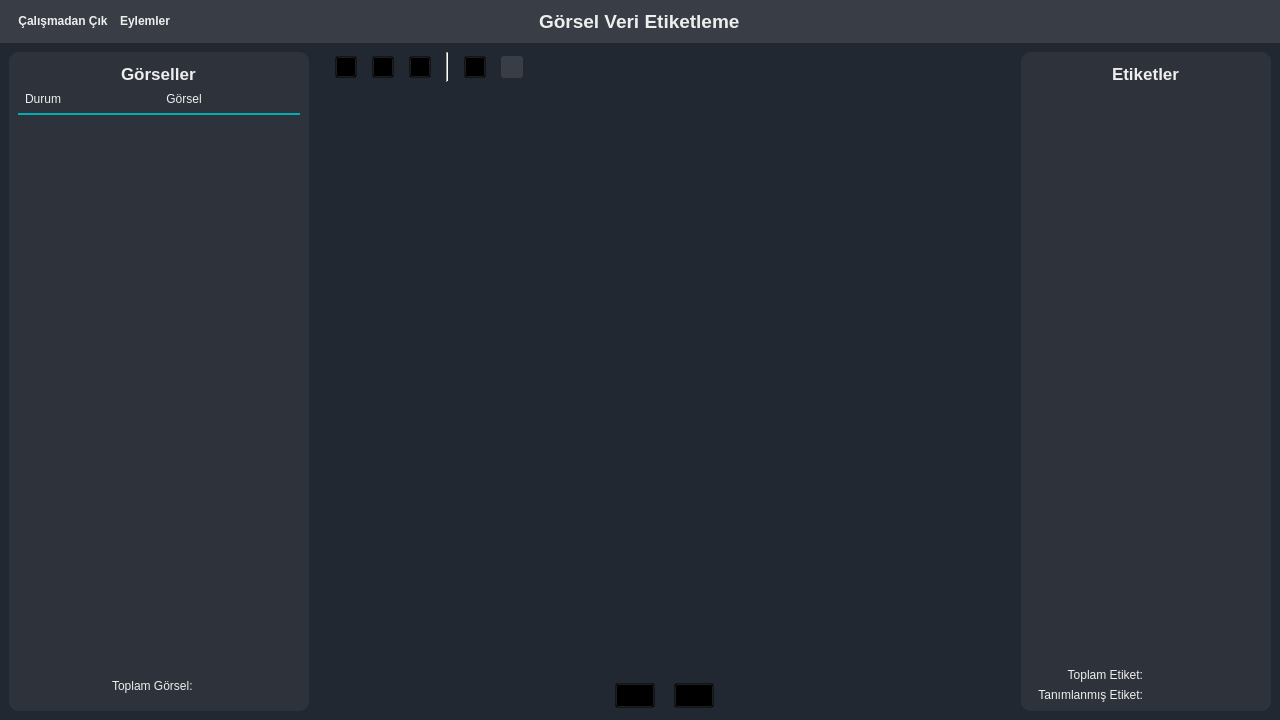
This is templates/ui/mainWindow.ui in ismaildrcn/data-labeling as Qt 5 draws it before an edit. The edited form follows.
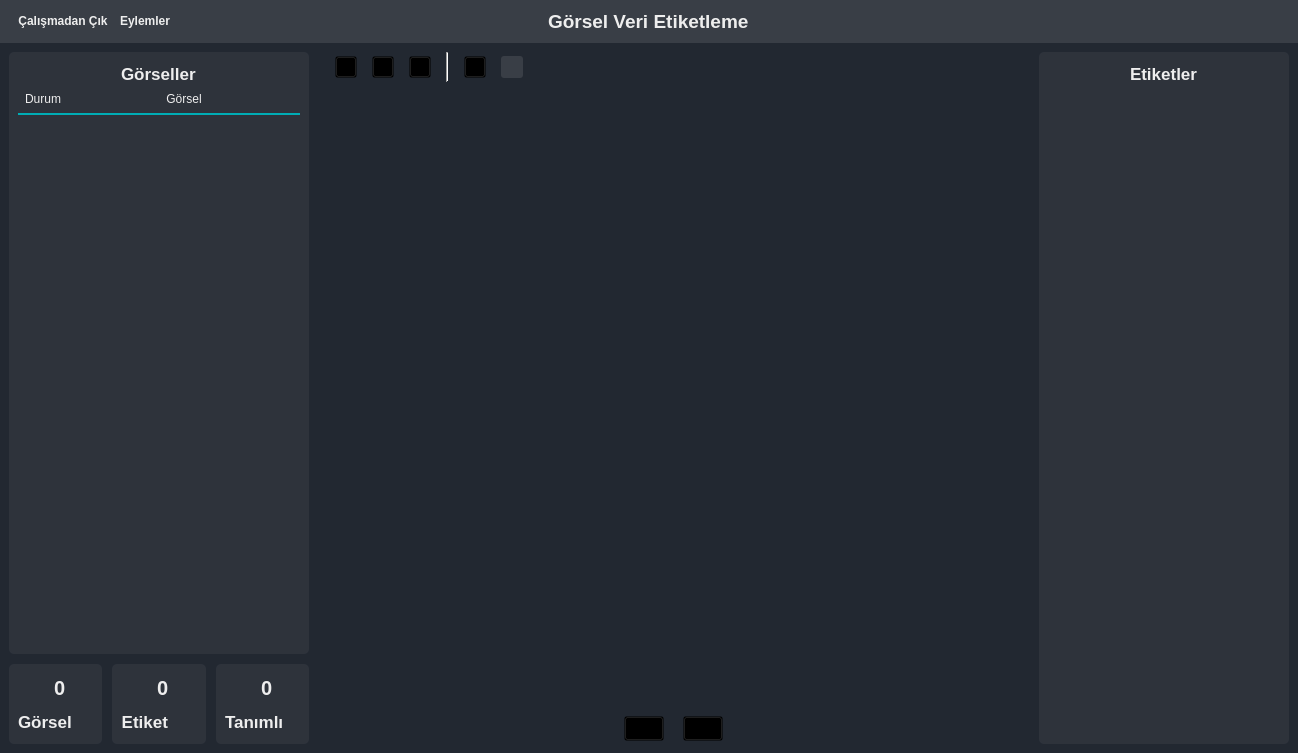
This is the edited form. Icons and pictures are not drawn.

Commit message: Change total value ui

Patch:
```diff
--- a/templates/ui/mainWindow.ui
+++ b/templates/ui/mainWindow.ui
@@ -6,8 +6,8 @@
    <rect>
     <x>0</x>
     <y>0</y>
-    <width>1280</width>
-    <height>720</height>
+    <width>1298</width>
+    <height>753</height>
    </rect>
   </property>
   <property name="minimumSize">
@@ -59,7 +59,6 @@
 	background-color: transparent;
 	border:none;
 	padding-bottom: 5px;
-	border-right: 2px solid #00ADB5;
 	}
 QScrollBar:vertical {
 	background: transparent; 
@@ -752,7 +751,7 @@
     }
 #widget_image_list, #widget_current_label_area{
 	background-color: rgba(57, 62, 70, 128);
-	border-radius: 10px;
+	border-radius: 5px;
 }
 QPushButton{
 	background-color: transparent;
@@ -780,6 +779,30 @@
          <widget class="QWidget" name="widget" native="true">
           <layout class="QHBoxLayout" name="horizontalLayout_3">
            <item>
+            <widget class="QWidget" name="widget_4" native="true">
+             <property name="sizePolicy">
+              <sizepolicy hsizetype="Fixed" vsizetype="Preferred">
+               <horstretch>0</horstretch>
+               <verstretch>0</verstretch>
+              </sizepolicy>
+             </property>
+             <layout class="QVBoxLayout" name="verticalLayout_6">
+              <property name="spacing">
+               <number>10</number>
+              </property>
+              <property name="leftMargin">
+               <number>0</number>
+              </property>
+              <property name="topMargin">
+               <number>0</number>
+              </property>
+              <property name="rightMargin">
+               <number>0</number>
+              </property>
+              <property name="bottomMargin">
+               <number>0</number>
+              </property>
+              <item>
             <widget class="QWidget" name="widget_image_list" native="true">
              <property name="minimumSize">
               <size>
@@ -882,22 +905,263 @@
                 </column>
                </widget>
               </item>
-              <item alignment="Qt::AlignHCenter">
+                 <item>
                <widget class="QWidget" name="widget_2" native="true">
-                <layout class="QHBoxLayout" name="horizontalLayout_6">
+                   <layout class="QHBoxLayout" name="horizontalLayout_6"/>
+                  </widget>
+                 </item>
+                </layout>
+               </widget>
+              </item>
                  <item>
-                  <widget class="QLabel" name="label_image_title">
+               <widget class="QWidget" name="widget_total_values" native="true">
+                <property name="minimumSize">
+                 <size>
+                  <width>0</width>
+                  <height>80</height>
+                 </size>
+                </property>
+                <property name="styleSheet">
+                 <string notr="true">#widget_total_image, #widget_defined_annotation, #widget_total_annotation{
+	border-radius: 5px;
+	background-color:  rgba(57, 62, 70, 128);;
+}</string>
+                </property>
+                <layout class="QVBoxLayout" name="verticalLayout_7">
+                 <property name="spacing">
+                  <number>10</number>
+                 </property>
+                 <property name="leftMargin">
+                  <number>0</number>
+                 </property>
+                 <property name="topMargin">
+                  <number>0</number>
+                 </property>
+                 <property name="rightMargin">
+                  <number>0</number>
+                 </property>
+                 <property name="bottomMargin">
+                  <number>0</number>
+                 </property>
+                 <item>
+                  <layout class="QHBoxLayout" name="horizontalLayout_8">
+                   <property name="spacing">
+                    <number>10</number>
+                   </property>
+                   <property name="leftMargin">
+                    <number>0</number>
+                   </property>
+                   <item>
+                    <widget class="QWidget" name="widget_total_image" native="true">
+                     <property name="toolTip">
+                      <string>Toplam Görsel</string>
+                     </property>
+                     <layout class="QVBoxLayout" name="verticalLayout_8">
+                      <item>
+                       <layout class="QHBoxLayout" name="horizontalLayout_9">
+                        <item>
+                         <widget class="QLabel" name="total_image_icon">
+                          <property name="minimumSize">
+                           <size>
+                            <width>30</width>
+                            <height>30</height>
+                           </size>
+                          </property>
+                          <property name="maximumSize">
+                           <size>
+                            <width>30</width>
+                            <height>30</height>
+                           </size>
+                          </property>
                    <property name="text">
-                    <string>Toplam Görsel:</string>
+                           <string/>
+                          </property>
+                          <property name="pixmap">
+                           <pixmap resource="../../rcc_files/rsrc.qrc">:/images/templates/images/image.svg</pixmap>
+                          </property>
+                          <property name="scaledContents">
+                           <bool>true</bool>
                    </property>
                   </widget>
                  </item>
                  <item>
                   <widget class="QLabel" name="label_total_image_value">
+                          <property name="font">
+                           <font>
+                            <pointsize>15</pointsize>
+                            <weight>75</weight>
+                            <bold>true</bold>
+                           </font>
+                          </property>
                    <property name="text">
+                           <string>0</string>
+                          </property>
+                         </widget>
+                        </item>
+                       </layout>
+                      </item>
+                      <item>
+                       <widget class="QLabel" name="label_image_title">
+                        <property name="font">
+                         <font>
+                          <pointsize>13</pointsize>
+                          <weight>75</weight>
+                          <bold>true</bold>
+                         </font>
+                        </property>
+                        <property name="text">
+                         <string>Görsel</string>
+                        </property>
+                       </widget>
+                      </item>
+                     </layout>
+                    </widget>
+                   </item>
+                   <item>
+                    <widget class="QWidget" name="widget_total_annotation" native="true">
+                     <property name="toolTip">
+                      <string>Toplam Etiket</string>
+                     </property>
+                     <layout class="QVBoxLayout" name="verticalLayout_9">
+                      <item>
+                       <layout class="QHBoxLayout" name="horizontalLayout_10">
+                        <item>
+                         <widget class="QLabel" name="total_annotation_icon">
+                          <property name="sizePolicy">
+                           <sizepolicy hsizetype="Preferred" vsizetype="Preferred">
+                            <horstretch>0</horstretch>
+                            <verstretch>0</verstretch>
+                           </sizepolicy>
+                          </property>
+                          <property name="minimumSize">
+                           <size>
+                            <width>30</width>
+                            <height>30</height>
+                           </size>
+                          </property>
+                          <property name="maximumSize">
+                           <size>
+                            <width>30</width>
+                            <height>30</height>
+                           </size>
+                          </property>
+                          <property name="text">
                     <string/>
                    </property>
-                  </widget>
+                          <property name="pixmap">
+                           <pixmap resource="../../rcc_files/rsrc.qrc">:/images/templates/images/label-colorful.svg</pixmap>
+                          </property>
+                          <property name="scaledContents">
+                           <bool>true</bool>
+                          </property>
+                         </widget>
+                        </item>
+                        <item>
+                         <widget class="QLabel" name="label_total_annotation_value">
+                          <property name="font">
+                           <font>
+                            <pointsize>15</pointsize>
+                            <weight>75</weight>
+                            <bold>true</bold>
+                           </font>
+                          </property>
+                          <property name="text">
+                           <string>0</string>
+                          </property>
+                         </widget>
+                        </item>
+                       </layout>
+                      </item>
+                      <item alignment="Qt::AlignLeft">
+                       <widget class="QLabel" name="label_total_annotation_title">
+                        <property name="font">
+                         <font>
+                          <pointsize>13</pointsize>
+                          <weight>75</weight>
+                          <bold>true</bold>
+                         </font>
+                        </property>
+                        <property name="text">
+                         <string>Etiket</string>
+                        </property>
+                        <property name="alignment">
+                         <set>Qt::AlignRight|Qt::AlignTrailing|Qt::AlignVCenter</set>
+                        </property>
+                       </widget>
+                      </item>
+                     </layout>
+                    </widget>
+                   </item>
+                   <item>
+                    <widget class="QWidget" name="widget_defined_annotation" native="true">
+                     <property name="toolTip">
+                      <string>Toplam Tanımlı Etiket</string>
+                     </property>
+                     <layout class="QVBoxLayout" name="verticalLayout_10">
+                      <item>
+                       <layout class="QHBoxLayout" name="horizontalLayout_11">
+                        <item>
+                         <widget class="QLabel" name="defined_annotation_icon">
+                          <property name="minimumSize">
+                           <size>
+                            <width>30</width>
+                            <height>30</height>
+                           </size>
+                          </property>
+                          <property name="maximumSize">
+                           <size>
+                            <width>30</width>
+                            <height>30</height>
+                           </size>
+                          </property>
+                          <property name="text">
+                           <string/>
+                          </property>
+                          <property name="pixmap">
+                           <pixmap resource="../../rcc_files/rsrc.qrc">:/images/templates/images/tick-double.svg</pixmap>
+                          </property>
+                          <property name="scaledContents">
+                           <bool>true</bool>
+                          </property>
+                         </widget>
+                        </item>
+                        <item>
+                         <widget class="QLabel" name="label_defined_annotation_value">
+                          <property name="font">
+                           <font>
+                            <pointsize>15</pointsize>
+                            <weight>75</weight>
+                            <bold>true</bold>
+                           </font>
+                          </property>
+                          <property name="text">
+                           <string>0</string>
+                          </property>
+                         </widget>
+                        </item>
+                       </layout>
+                      </item>
+                      <item>
+                       <widget class="QLabel" name="label_defined_annotation_title">
+                        <property name="font">
+                         <font>
+                          <pointsize>13</pointsize>
+                          <weight>75</weight>
+                          <bold>true</bold>
+                         </font>
+                        </property>
+                        <property name="text">
+                         <string>Tanımlı</string>
+                        </property>
+                        <property name="alignment">
+                         <set>Qt::AlignLeading|Qt::AlignLeft|Qt::AlignVCenter</set>
+                        </property>
+                       </widget>
+                      </item>
+                     </layout>
+                    </widget>
+                   </item>
+                  </layout>
                  </item>
                 </layout>
                </widget>
@@ -1336,44 +1600,6 @@
                 </property>
                </widget>
               </item>
-              <item>
-               <layout class="QGridLayout" name="gridLayout">
-                <item row="0" column="0">
-                 <widget class="QLabel" name="label_total_annotation_title">
-                  <property name="text">
-                   <string>Toplam Etiket:</string>
-                  </property>
-                  <property name="alignment">
-                   <set>Qt::AlignRight|Qt::AlignTrailing|Qt::AlignVCenter</set>
-                  </property>
-                 </widget>
-                </item>
-                <item row="0" column="1">
-                 <widget class="QLabel" name="label_total_annotation_value">
-                  <property name="text">
-                   <string/>
-                  </property>
-                 </widget>
-                </item>
-                <item row="1" column="0">
-                 <widget class="QLabel" name="label_defined_annotation_title">
-                  <property name="text">
-                   <string>Tanımlanmış Etiket:</string>
-                  </property>
-                  <property name="alignment">
-                   <set>Qt::AlignRight|Qt::AlignTrailing|Qt::AlignVCenter</set>
-                  </property>
-                 </widget>
-                </item>
-                <item row="1" column="1">
-                 <widget class="QLabel" name="label_defined_annotation_value">
-                  <property name="text">
-                   <string/>
-                  </property>
-                 </widget>
-                </item>
-               </layout>
-              </item>
              </layout>
             </widget>
            </item>
```
Left out of the diff: 37 changed lines with no effect on the pictures. Lines whose indentation alone changed are shown as unchanged. The commit also changes 6 other files.
